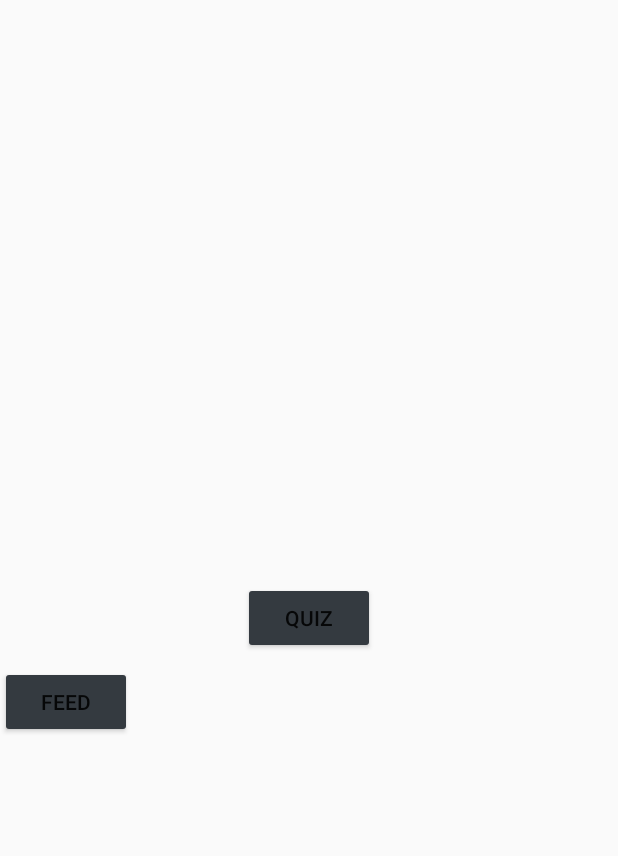
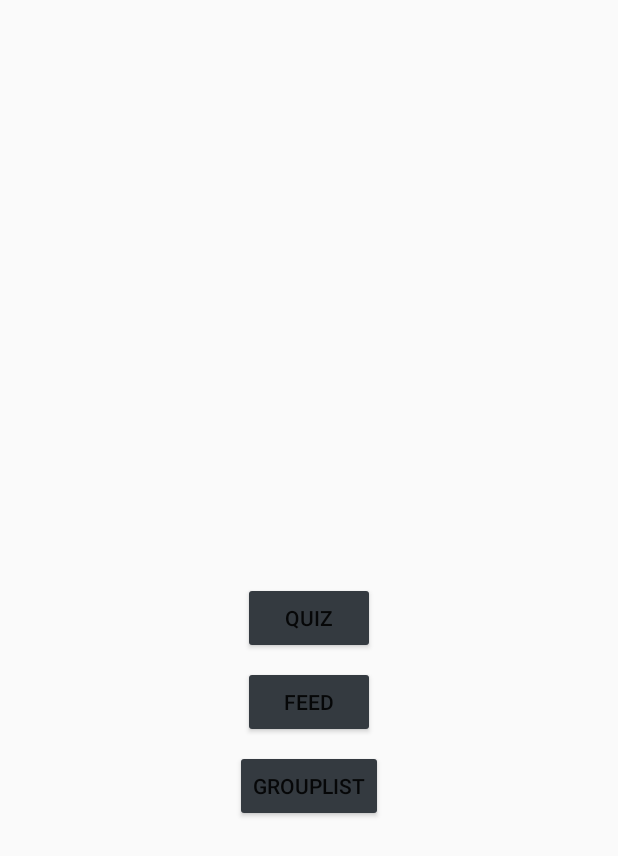
Before and after one commit to urbrob/hackathon2019, an Android app: the screen it shows after launch (Studentbook), on a phone screen of 412 x 824 dp. Shown: the top 856 px of the screen. Run offline under Robolectric (Android 15) with nearby library versions, the phone set to English and light mode, and no system bars.

Commit message:
groups wornk

```diff
--- a/student-book/StudentBookAndroid/app/build.gradle
+++ b/student-book/StudentBookAndroid/app/build.gradle
@@ -4,7 +4,7 @@ android {
     compileSdkVersion 28
     defaultConfig {
         applicationId "com.niewycompany.klejton.studentbook"
-        minSdkVersion 23
+        minSdkVersion 22
         targetSdkVersion 28
         versionCode 1
         versionName "1.0"
--- a/student-book/StudentBookAndroid/app/src/main/java/com/niewycompany/klejton/studentbook/Group.java
+++ b/student-book/StudentBookAndroid/app/src/main/java/com/niewycompany/klejton/studentbook/Group.java
@@ -2,8 +2,7 @@ package com.niewycompany.klejton.studentbook;
 
 public class Group
 {
-    String id;
+    String pk;
     String name;
-    String ownerId;
-    String[] moderatorIds;
+    Quiz[] quizzes;
 }
--- a/student-book/StudentBookAndroid/app/src/main/java/com/niewycompany/klejton/studentbook/REST_Integration.java
+++ b/student-book/StudentBookAndroid/app/src/main/java/com/niewycompany/klejton/studentbook/REST_Integration.java
@@ -26,6 +26,8 @@ public class REST_Integration extends AsyncTask<String, Void, String>
             connection.setRequestMethod("GET");
 
             connection.connect();
+
+            Integer responseCode = connection.getResponseCode();
 
             if(connection.getResponseCode() == 200)
             {
--- a/student-book/StudentBookAndroid/app/src/main/res/layout/content_studentbook.xml
+++ b/student-book/StudentBookAndroid/app/src/main/res/layout/content_studentbook.xml
@@ -22,6 +22,16 @@
             android:text="Feed"
             android:layout_width="wrap_content"
             android:layout_height="wrap_content" android:id="@+id/feed_button"
-            tools:layout_editor_absoluteX="136dp" android:onClick="openFeed" android:layout_marginTop="8dp"
-            app:layout_constraintTop_toBottomOf="@+id/quiz_button"/>
+            android:onClick="openFeed" android:layout_marginTop="8dp"
+            app:layout_constraintTop_toBottomOf="@+id/quiz_button" app:layout_constraintStart_toStartOf="parent"
+            android:layout_marginStart="161dp" android:layout_marginEnd="162dp"
+            app:layout_constraintEnd_toEndOf="parent"/>
+    <Button
+            android:text="GroupList"
+            android:layout_width="wrap_content"
+            android:layout_height="wrap_content" android:id="@+id/group_button"
+            app:layout_constraintTop_toBottomOf="@+id/feed_button" android:onClick="openGroupList"
+            android:layout_marginTop="8dp" app:layout_constraintStart_toStartOf="parent"
+            android:layout_marginStart="156dp" android:layout_marginEnd="156dp"
+            app:layout_constraintEnd_toEndOf="parent"/>
 </android.support.constraint.ConstraintLayout>
```
Also changed, not shown: student-book/StudentBookAndroid/app/src/main/java/com/niewycompany/klejton/studentbook/GroupDisplayActivity.java (+62 -5 lines), student-book/StudentBookAndroid/app/src/main/java/com/niewycompany/klejton/studentbook/Studentbook.java (+8 -0 lines), student-book/StudentBookAndroid/app/src/main/res/layout/activity_group_display.xml (+11 -10 lines).
